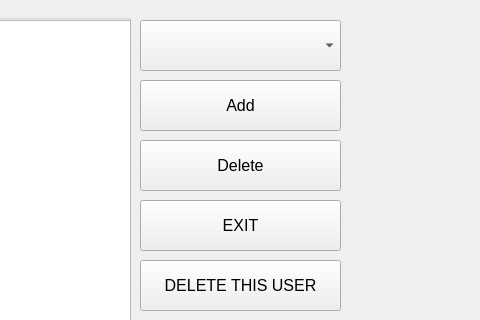
Above: DataBaseCybersport/TeamWindow.ui from Inlucker/DataBaseCybersport before the change; both pictures show x 640 to 1120 and y 0 to 320 of the 1270 by 689 pixel window. Below: the same form after it.
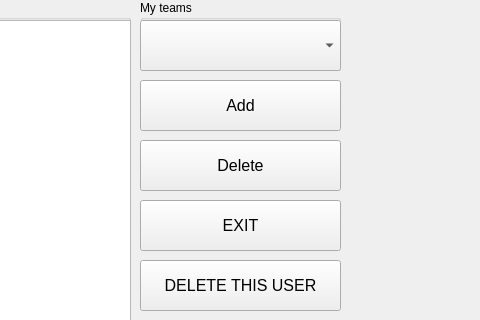
That is the form after the change.

The edit to the form file:
```diff
--- a/DataBaseCybersport/TeamWindow.ui
+++ b/DataBaseCybersport/TeamWindow.ui
@@ -85,21 +85,6 @@
     <string>Add</string>
    </property>
   </widget>
-  <widget class="QComboBox" name="my_teams_comboBox">
-   <property name="geometry">
-    <rect>
-     <x>780</x>
-     <y>20</y>
-     <width>201</width>
-     <height>51</height>
-    </rect>
-   </property>
-   <item>
-    <property name="text">
-     <string/>
-    </property>
-   </item>
-  </widget>
   <widget class="QGroupBox" name="groupBox">
    <property name="geometry">
     <rect>
@@ -174,6 +159,34 @@
     </property>
    </widget>
   </widget>
+  <widget class="QGroupBox" name="groupBox_4">
+   <property name="geometry">
+    <rect>
+     <x>780</x>
+     <y>0</y>
+     <width>201</width>
+     <height>71</height>
+    </rect>
+   </property>
+   <property name="title">
+    <string>My teams</string>
+   </property>
+   <widget class="QComboBox" name="my_teams_comboBox">
+    <property name="geometry">
+     <rect>
+      <x>0</x>
+      <y>20</y>
+      <width>201</width>
+      <height>51</height>
+     </rect>
+    </property>
+    <item>
+     <property name="text">
+      <string/>
+     </property>
+    </item>
+   </widget>
+  </widget>
  </widget>
  <resources/>
  <connections/>
```
